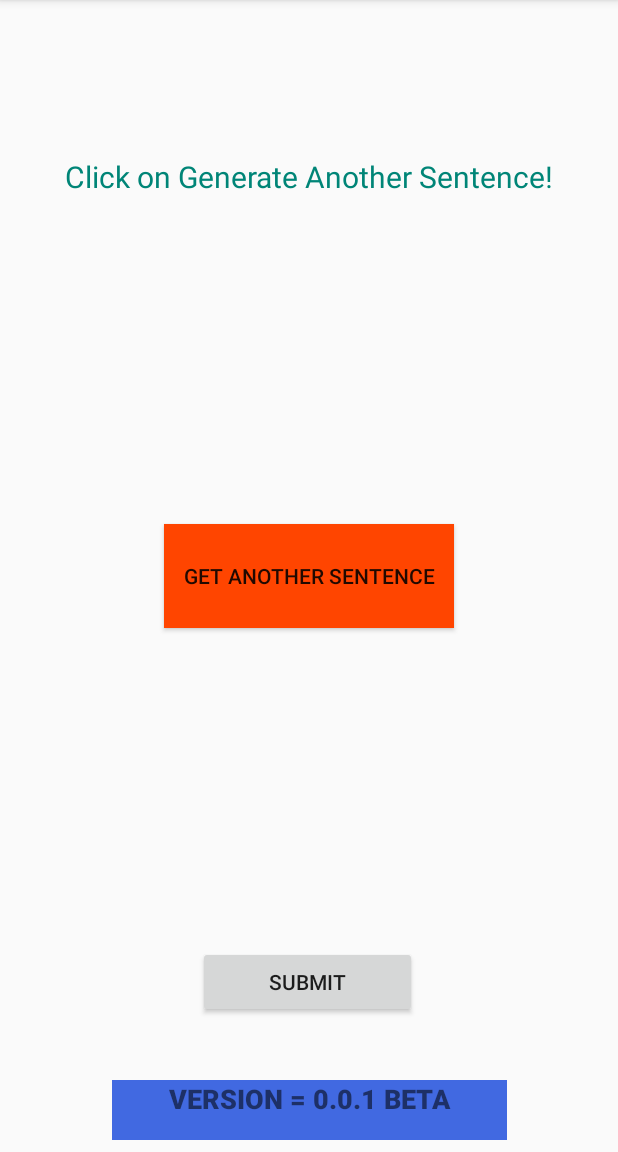
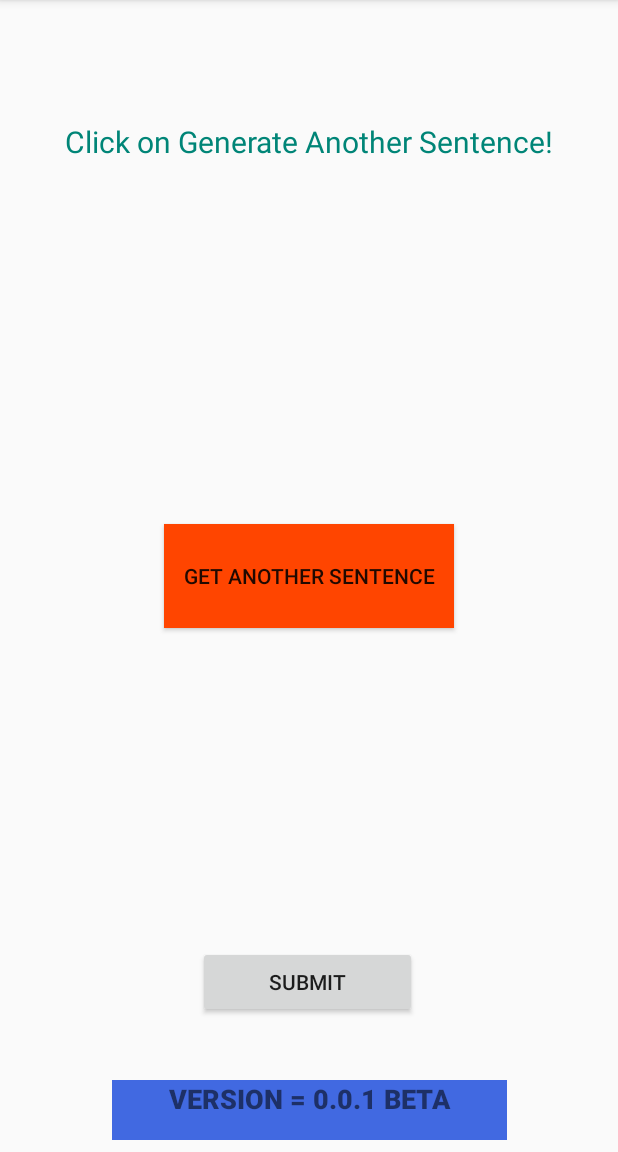
Before and after one commit to prateekraawat1/Tts_indian_lang, an Android app: the HomeActivity screen opened directly, with no data from a screen before it, on a phone screen of 412 x 824 dp, the part 84-1236 px from its top. Run offline under Robolectric (Android 15) with nearby library versions, the phone set to English and light mode, and no system bars.

Commit message:
Revert "Revert "Merge branch 'abhishektts2' of https://github.com/prateekraawat1/Tts_indian_lang into abhishektts2""
This reverts commit bad6d5d4c49b492aa460b65e0961063e509e36ab.

```diff
--- a/app/src/main/java/com/example/tts_indian_lang/MainActivity.java
+++ b/app/src/main/java/com/example/tts_indian_lang/MainActivity.java
@@ -7,6 +7,7 @@ import android.os.Handler;
 import android.preference.PreferenceManager;
 import android.support.v7.app.AppCompatActivity;
 import android.os.Bundle;
+import android.view.View;
 
 import static java.lang.Boolean.getBoolean;
 
@@ -64,4 +65,7 @@ public class MainActivity extends AppCompatActivity {
             }, SPLASH_TIME_OUT);
         }
     }
+
+    public void generate_text(View view) {
+    }
 }
--- /dev/null
+++ b/app/src/main/res/layout-v26/activity_home.xml
@@ -0,0 +1,77 @@
+<?xml version="1.0" encoding="utf-8"?>
+<android.support.constraint.ConstraintLayout xmlns:android="http://schemas.android.com/apk/res/android"
+    xmlns:app="http://schemas.android.com/apk/res-auto"
+    xmlns:tools="http://schemas.android.com/tools"
+    android:layout_width="match_parent"
+    android:layout_height="match_parent"
+    tools:context=".MainActivity">
+
+    <TextView
+        android:id="@+id/textView_sentence"
+        android:layout_width="380dp"
+        android:layout_height="202dp"
+        android:layout_margin="20dp"
+        android:layout_marginHorizontal="20dp"
+        android:text="@string/click_on_generate_another_sentence"
+        android:textAlignment="center"
+        android:textColor="@color/colorPrimary"
+        android:textSize="20sp"
+        app:layout_constraintBottom_toBottomOf="parent"
+        app:layout_constraintHorizontal_bias="0.516"
+        app:layout_constraintLeft_toLeftOf="parent"
+        app:layout_constraintRight_toRightOf="parent"
+        app:layout_constraintTop_toTopOf="parent"
+        app:layout_constraintVertical_bias="0.115" />
+
+    <Button
+        android:id="@+id/button_submit"
+        android:layout_width="146dp"
+        android:layout_height="wrap_content"
+        android:layout_marginStart="8dp"
+        android:layout_marginTop="8dp"
+        android:layout_marginEnd="8dp"
+        android:layout_marginBottom="8dp"
+        android:text="@string/submit"
+        app:layout_constraintBottom_toBottomOf="parent"
+        app:layout_constraintEnd_toEndOf="parent"
+        app:layout_constraintHorizontal_bias="0.497"
+        app:layout_constraintStart_toStartOf="parent"
+        app:layout_constraintTop_toTopOf="parent"
+        app:layout_constraintVertical_bias="0.884" />
+
+    <TextView
+        android:id="@+id/textView_footer"
+        android:layout_width="263dp"
+        android:layout_height="40dp"
+        android:layout_marginStart="8dp"
+        android:layout_marginEnd="8dp"
+        android:layout_marginBottom="8dp"
+        android:background="@color/royal_blue"
+        android:text="@string/app_version"
+        android:textAlignment="center"
+        android:textSize="18sp"
+        android:textAllCaps="true"
+        android:fontFamily="sans-serif-black"
+        app:layout_constraintBottom_toBottomOf="parent"
+        app:layout_constraintEnd_toEndOf="parent"
+        app:layout_constraintStart_toStartOf="parent">
+
+    </TextView>
+
+    <Button
+        android:id="@+id/button_generate_text"
+        android:layout_width="193dp"
+        android:layout_height="69dp"
+        android:layout_marginStart="8dp"
+        android:layout_marginTop="8dp"
+        android:layout_marginEnd="8dp"
+        android:layout_marginBottom="8dp"
+        android:background="@color/orange_red"
+        android:onClick="generate_text"
+        android:text="@string/get_another_sentence"
+        app:layout_constraintBottom_toBottomOf="parent"
+        app:layout_constraintEnd_toEndOf="parent"
+        app:layout_constraintStart_toStartOf="parent"
+        app:layout_constraintTop_toTopOf="parent" />
+
+</android.support.constraint.ConstraintLayout>
--- /dev/null
+++ b/app/src/main/res/values/attrs_my_view.xml
@@ -0,0 +1,8 @@
+<resources>
+    <declare-styleable name="MyView">
+        <attr name="exampleString" format="string" />
+        <attr name="exampleDimension" format="dimension" />
+        <attr name="exampleColor" format="color" />
+        <attr name="exampleDrawable" format="color|reference" />
+    </declare-styleable>
+</resources>
```
